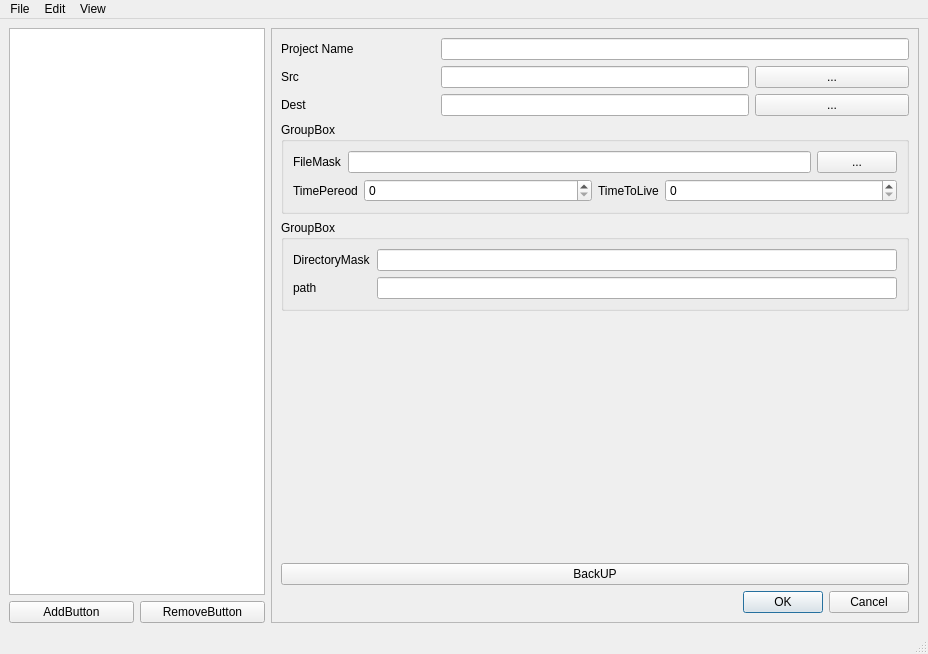
The window that templates/MainWindow.ui (Kishinskiy/SimpleBackup) describes before a commit, drawn with Qt 5.
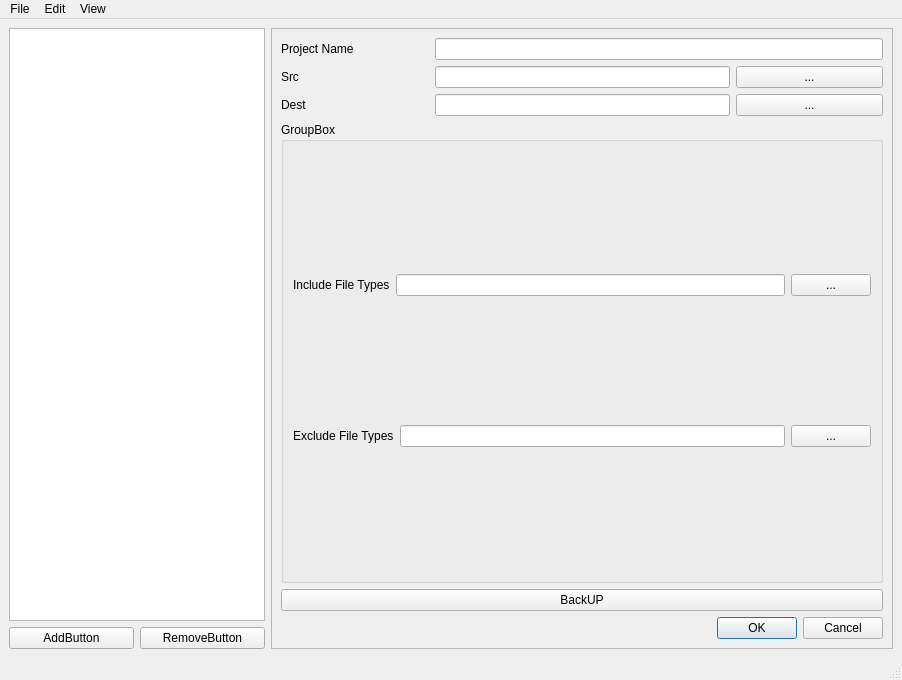
The same window after the commit.

```diff
--- a/templates/MainWindow.ui
+++ b/templates/MainWindow.ui
@@ -6,8 +6,8 @@
    <rect>
     <x>0</x>
     <y>0</y>
-    <width>928</width>
-    <height>654</height>
+    <width>902</width>
+    <height>680</height>
    </rect>
   </property>
   <property name="minimumSize">
@@ -120,21 +120,17 @@
           <item>
            <layout class="QHBoxLayout" name="horizontalLayout_2">
             <item>
-             <layout class="QFormLayout" name="formLayout_2">
-              <item row="0" column="0">
-               <widget class="QLabel" name="FileMaskLabel">
-                <property name="text">
-                 <string>FileMask</string>
-                </property>
-               </widget>
-              </item>
-              <item row="0" column="1">
-               <widget class="QLineEdit" name="FileMaskLine"/>
-              </item>
-             </layout>
+             <widget class="QLabel" name="Include_Type_Label">
+              <property name="text">
+               <string>Include File Types</string>
+              </property>
+             </widget>
             </item>
             <item>
-             <widget class="QPushButton" name="setFilesMaskButton">
+             <widget class="QLineEdit" name="Include_Type_lineEdit"/>
+            </item>
+            <item>
+             <widget class="QPushButton" name="Include_Type_Button">
               <property name="text">
                <string>...</string>
               </property>
@@ -145,84 +141,27 @@
           <item>
            <layout class="QHBoxLayout" name="horizontalLayout_3">
             <item>
-             <layout class="QFormLayout" name="formLayout_3">
-              <item row="0" column="0">
-               <widget class="QLabel" name="label_2">
-                <property name="text">
-                 <string>TimePereod</string>
-                </property>
-               </widget>
-              </item>
-              <item row="0" column="1">
-               <widget class="QSpinBox" name="TimePereodSpinBox"/>
-              </item>
-             </layout>
-            </item>
-            <item>
-             <layout class="QFormLayout" name="formLayout_4">
-              <item row="0" column="0">
-               <widget class="QLabel" name="Time">
-                <property name="text">
-                 <string>TimeToLive</string>
-                </property>
-               </widget>
-              </item>
-              <item row="0" column="1">
-               <widget class="QSpinBox" name="TimeToLiveSpinBox"/>
-              </item>
-             </layout>
-            </item>
-           </layout>
-          </item>
-         </layout>
-        </widget>
-       </item>
-       <item>
-        <widget class="QGroupBox" name="groupBox_2">
-         <property name="title">
-          <string>GroupBox</string>
-         </property>
-         <layout class="QVBoxLayout" name="verticalLayout_2">
-          <item>
-           <layout class="QFormLayout" name="formLayout_5">
-            <item row="0" column="0">
-             <widget class="QLabel" name="Src_2">
+             <widget class="QLabel" name="Exclude_Type_Label">
               <property name="text">
-               <string>DirectoryMask</string>
+               <string>Exclude File Types</string>
               </property>
              </widget>
             </item>
-            <item row="0" column="1">
-             <widget class="QLineEdit" name="DirectoryMask"/>
+            <item>
+             <widget class="QLineEdit" name="Exclude_Type_lineEdit"/>
             </item>
-            <item row="1" column="0">
-             <widget class="QLabel" name="Dest_2">
+            <item>
+             <widget class="QPushButton" name="Exclude_Type_Button">
               <property name="text">
-               <string>path</string>
+               <string>...</string>
               </property>
              </widget>
             </item>
-            <item row="1" column="1">
-             <widget class="QLineEdit" name="DestPath_2"/>
-            </item>
            </layout>
           </item>
          </layout>
         </widget>
        </item>
-       <item>
-        <spacer name="verticalSpacer">
-         <property name="orientation">
-          <enum>Qt::Vertical</enum>
-         </property>
-         <property name="sizeHint" stdset="0">
-          <size>
-           <width>20</width>
-           <height>40</height>
-          </size>
-         </property>
-        </spacer>
-       </item>
        <item>
         <widget class="QPushButton" name="backupButton">
          <property name="text">
@@ -247,8 +186,8 @@
     <rect>
      <x>0</x>
      <y>0</y>
-     <width>928</width>
-     <height>21</height>
+     <width>902</width>
+     <height>22</height>
     </rect>
    </property>
    <widget class="QMenu" name="menufile">
```
